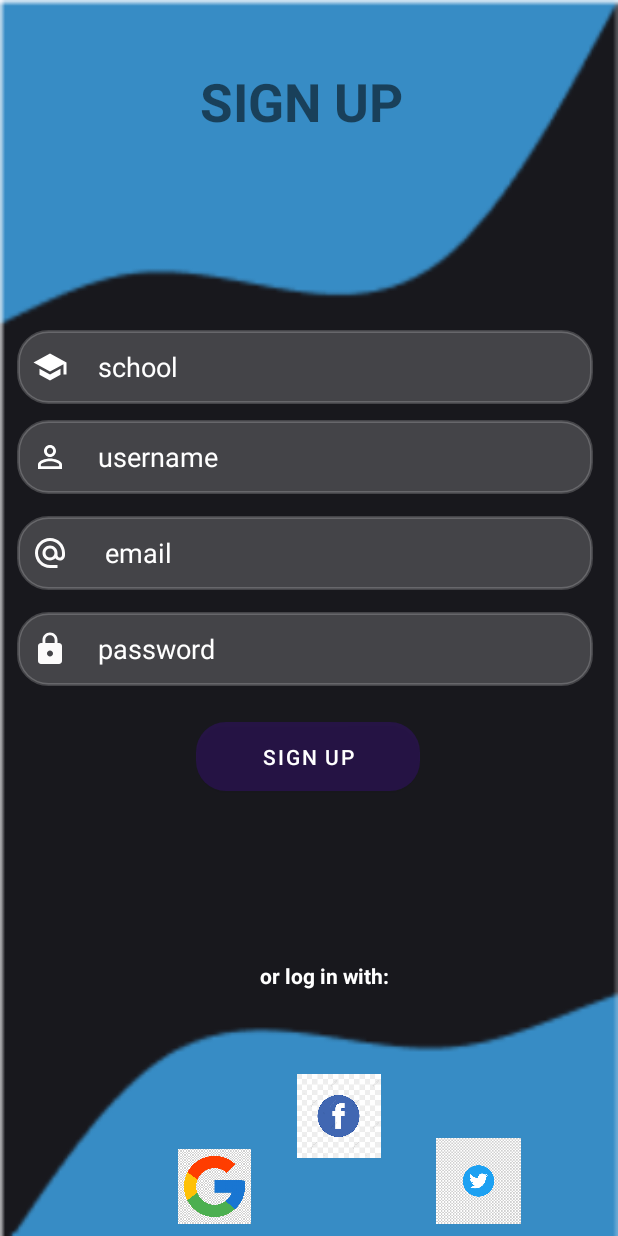
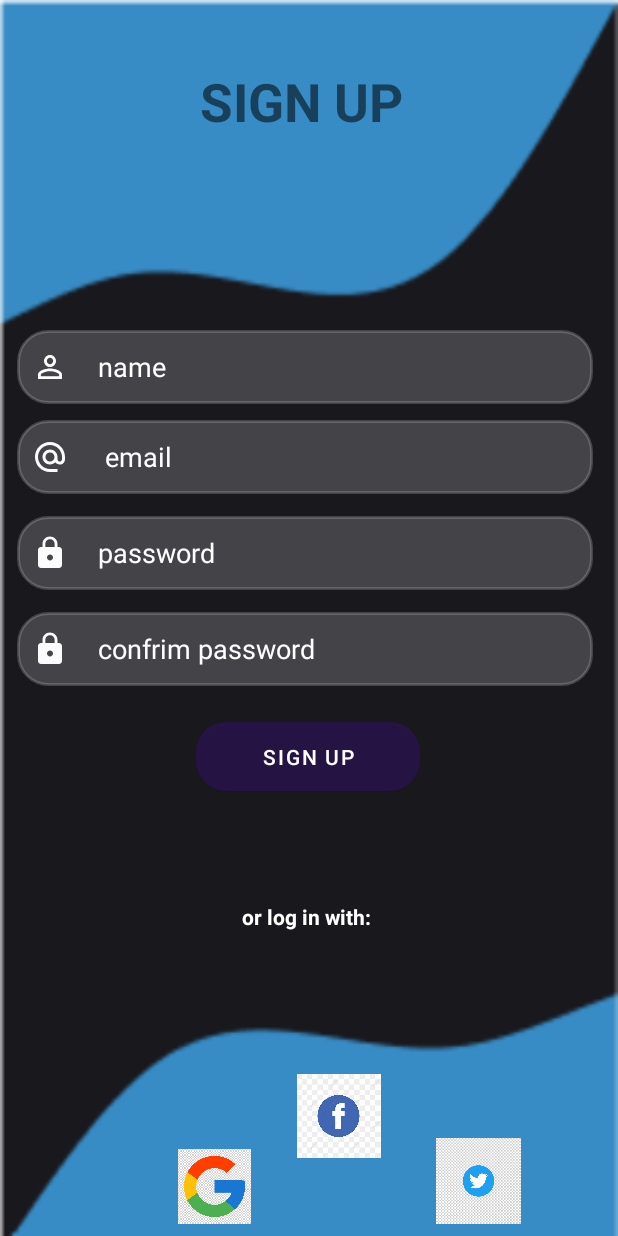
Before and after one commit to KavKazi/EL_PARTANI_SCREENS, an Android app: the screen it shows after launch (Signup_screen), after a tap on "SIGN UP", on a phone screen of 412 x 824 dp. Run offline under Robolectric (Android 15) with nearby library versions, the phone set to English and light mode, and no system bars; our stand-ins replace Firebase (no records; nobody signed in at launch, a user with empty details on screens opened directly); 1 other tap on this screen came first.

Commit message:
תיקונים  חדשים מסך חדש של להוסיף מורה (צריך לחבר אותו) סיימתי את ההתחברות וההרשמה מהאפליקציה ושזה עובר לפייר בייס גם בלוג אין וגם signup

```diff
--- a/app/src/main/java/com/example/el_partani_screens/Signup_screen.java
+++ b/app/src/main/java/com/example/el_partani_screens/Signup_screen.java
@@ -1,31 +1,95 @@
 package com.example.el_partani_screens;
 
+import androidx.annotation.NonNull;
 import androidx.appcompat.app.AppCompatActivity;
 
+import android.app.ProgressDialog;
 import android.content.Intent;
 import android.os.Bundle;
 import android.view.View;
+import android.view.WindowManager;
 import android.widget.AdapterView;
 import android.widget.Button;
+import android.widget.EditText;
+import android.widget.Toast;
 
-public class Signup_screen extends AppCompatActivity implements View.OnClickListener {
+import com.google.android.gms.tasks.OnCompleteListener;
+import com.google.android.gms.tasks.Task;
+import com.google.firebase.auth.AuthResult;
+import com.google.firebase.auth.FirebaseAuth;
+import com.google.firebase.auth.FirebaseAuthInvalidCredentialsException;
+import com.google.firebase.auth.FirebaseUser;
+
+public class Signup_screen extends AppCompatActivity{
     Button sign_up_btn;
+    EditText inputName,inputEmail,inputPassword,inputConfirmPassword;
+    String emailPattern = "[a-zA-Z0-9._-]+@[a-z]+\\.+[a-z]+";
+    ProgressDialog progressDialog;
+
+    FirebaseAuth mAuth;
+    FirebaseUser mUser;
 
     @Override
     protected void onCreate(Bundle savedInstanceState) {
         super.onCreate(savedInstanceState);
         setContentView(R.layout.activity_signup_screen);
+        getWindow().setFlags(WindowManager.LayoutParams.FLAG_FULLSCREEN, WindowManager.LayoutParams.FLAG_FULLSCREEN);
 
+        inputName = findViewById(R.id.inputName);
+        inputEmail = findViewById(R.id.inputEmail);
+        inputPassword = findViewById(R.id.inputPassword);
+        inputConfirmPassword = findViewById(R.id.InputConfirmPassword);
         sign_up_btn = findViewById(R.id.signupbtn);
-        sign_up_btn.setOnClickListener(this);
+        progressDialog = new ProgressDialog(this);
+        mAuth = FirebaseAuth.getInstance();
+        mUser = mAuth.getCurrentUser();
+
+        sign_up_btn.setOnClickListener(new View.OnClickListener() {
+            @Override
+            public void onClick(View v) {
+                PreForAuth();
+            }
+        });
+    }
+
+        private void PreForAuth () {
+            String email = inputEmail.getText().toString();
+            String password = inputPassword.getText().toString();
+            String confirmPassword = inputConfirmPassword.getText().toString();
+
+
+            if (!email.matches(emailPattern)) {
+                inputEmail.setError("ENTER CORECT EMIAL");
+                inputEmail.requestFocus();
+            } else if (password.isEmpty() || password.length() < 6) {
+                inputPassword.setError("ENTER PROPER PASSWORD");
+            } else if (!password.equals(confirmPassword)) {
+                inputConfirmPassword.setError("PASSWORD NOT MATCH BOTH FIELD");
+            } else {
+                progressDialog.setMessage("Please wait while sign up...");
+                progressDialog.setTitle("SIGN UP");
+                progressDialog.setCanceledOnTouchOutside(false);
+                progressDialog.show();
+
+                mAuth.createUserWithEmailAndPassword(email, password).addOnCompleteListener(new OnCompleteListener<AuthResult>() {
+                    @Override
+                    public void onComplete(@NonNull Task<AuthResult> task) {
+                        if (task.isSuccessful()) {
+                            progressDialog.dismiss();
+                            sendUserToNextActivity();
+                            Toast.makeText(Signup_screen.this, "sign up succesful", Toast.LENGTH_SHORT).show();
+                        } else {
+                            progressDialog.dismiss();
+                            Toast.makeText(Signup_screen.this, "" + task.getException(), Toast.LENGTH_SHORT).show();
+                        }
+                    }
+                });
+            }
+        }
+    private void sendUserToNextActivity () {
+        Intent intent = new Intent(Signup_screen.this, Profession_screen.class);
+        intent.setFlags(Intent.FLAG_ACTIVITY_CLEAR_TASK | Intent.FLAG_ACTIVITY_NEW_TASK);
+        startActivity(intent);
+    }
 
 }
-
-    @Override
-    public void onClick(View v) {
-        if ((v == sign_up_btn)) {
-            Intent intent = new Intent(Signup_screen.this, Profession_screen.class);
-            startActivity(intent);
-        }
-    }
-    }
--- a/app/src/main/java/com/example/el_partani_screens/login_screen.java
+++ b/app/src/main/java/com/example/el_partani_screens/login_screen.java
@@ -1,41 +1,101 @@
 package com.example.el_partani_screens;
 
+import androidx.annotation.NonNull;
 import androidx.appcompat.app.AppCompatActivity;
 
+import android.app.ProgressDialog;
 import android.content.Intent;
 import android.os.Bundle;
 import android.os.Handler;
 import android.view.View;
+import android.view.WindowManager;
 import android.widget.Button;
+import android.widget.EditText;
+import android.widget.Toast;
 
-public class login_screen extends AppCompatActivity implements View.OnClickListener {
+import com.google.android.gms.tasks.OnCompleteListener;
+import com.google.android.gms.tasks.Task;
+import com.google.firebase.auth.AuthResult;
+import com.google.firebase.auth.FirebaseAuth;
+import com.google.firebase.auth.FirebaseUser;
+
+public class login_screen extends AppCompatActivity {
     Button login_btn, toSignUp_btn;
+    EditText inputName,inputEmail,inputPassword;
+    String emailPattern = "[a-zA-Z0-9._-]+@[a-z]+\\.+[a-z]+";
+    ProgressDialog progressDialog;
 
+    FirebaseAuth mAuth;
+    FirebaseUser mUser;
 
     @Override
     protected void onCreate(Bundle savedInstanceState) {
         super.onCreate(savedInstanceState);
         setContentView(R.layout.activity_login_screen);
+        getWindow().setFlags(WindowManager.LayoutParams.FLAG_FULLSCREEN, WindowManager.LayoutParams.FLAG_FULLSCREEN);
 
-        login_btn = findViewById(R.id.loginbtn);
-         toSignUp_btn = findViewById(R.id.toSignUp_btn);
-        login_btn.setOnClickListener(this);
-        toSignUp_btn.setOnClickListener(this);
+        inputName = findViewById(R.id.inputNameLIS);
+        inputEmail = findViewById(R.id.inputEmailLIS);
+        inputPassword = findViewById(R.id.inputPasswordLIS);
+        login_btn = findViewById(R.id.loginbtnLIS);
+        toSignUp_btn = findViewById(R.id.toSignUp_btnLIS);
+        progressDialog = new ProgressDialog(this);
+        mAuth = FirebaseAuth.getInstance();
+        mUser = mAuth.getCurrentUser();
+        toSignUp_btn.setOnClickListener(new View.OnClickListener() {
+            @Override
+            public void onClick(View v) {
+                if ((v == toSignUp_btn)) {
+                    Intent intent = new Intent(login_screen.this, Signup_screen.class);
+                    startActivity(intent);
+                }
+            }
+        });
+
+        login_btn.setOnClickListener(new View.OnClickListener() {
+            @Override
+            public void onClick(View v) {
+                perForLogin();
+            }
+        });
     }
 
-    @Override
-    public void onClick(View v) {
-        if ((v == login_btn)) {
-            Intent intent = new Intent(login_screen.this, Profession_screen.class);
-            startActivity(intent);
-        }
-        if ((v == toSignUp_btn)) {
-            Intent intent = new Intent(login_screen.this, Signup_screen.class);
-            startActivity(intent);
-        }
+    private void perForLogin() {
+        String email = inputEmail.getText().toString();
+        String password = inputPassword.getText().toString();
 
 
+        if (!email.matches(emailPattern)) {
+            inputEmail.setError("ENTER CORECT EMIAL");
+            inputEmail.requestFocus();
+        } else if (password.isEmpty() || password.length() < 6) {
+            inputPassword.setError("ENTER PROPER PASSWORD");
 
-        //---------------------------fit
+        } else {
+            progressDialog.setMessage("Please wait while Login...");
+            progressDialog.setTitle("LOGIN");
+            progressDialog.setCanceledOnTouchOutside(false);
+            progressDialog.show();
+
+            mAuth.signInWithEmailAndPassword(email,password).addOnCompleteListener(new OnCompleteListener<AuthResult>() {
+                @Override
+                public void onComplete(@NonNull Task<AuthResult> task) {
+                    if (task.isSuccessful()){
+                        progressDialog.dismiss();
+                        sendUserToNextActivity();
+                        Toast.makeText(login_screen.this, "Login succesful", Toast.LENGTH_SHORT).show();
+                    } else{
+                        progressDialog.dismiss();
+                        Toast.makeText(login_screen.this, "" + task.getException(), Toast.LENGTH_SHORT).show();
+
+                    }
+                }
+            });
+        }
+    }
+    private void sendUserToNextActivity () {
+        Intent intent = new Intent(login_screen.this, Profession_screen.class);
+        intent.setFlags(Intent.FLAG_ACTIVITY_CLEAR_TASK | Intent.FLAG_ACTIVITY_NEW_TASK);
+        startActivity(intent);
     }
 }
--- a/app/src/main/res/layout/activity_profession_screen.xml
+++ b/app/src/main/res/layout/activity_profession_screen.xml
@@ -5,7 +5,7 @@
     android:layout_width="match_parent"
     android:layout_height="match_parent"
     android:background="@color/backgroundcolor">
-    >
+
     <ImageView
         android:id="@+id/imageView5"
         android:layout_width="356dp"
--- a/app/src/main/res/layout/activity_signup_screen.xml
+++ b/app/src/main/res/layout/activity_signup_screen.xml
@@ -9,23 +9,21 @@
 
 
     <EditText
-        android:id="@+id/school"
+        android:id="@+id/inputName"
         android:layout_width="384dp"
         android:layout_height="49dp"
         android:layout_marginTop="132dp"
         android:background="@drawable/edit_text_bg"
-        android:drawableLeft="@drawable/ic_baseline_school_24"
+        android:drawableLeft="@drawable/ic_baseline_perm_identity_24"
         android:drawablePadding="20dp"
-        android:hint="school "
+        android:hint="name "
         android:padding="10dp"
         android:textColor="@color/white"
-
         android:textColorHint="@color/white"
         app:layout_constraintEnd_toEndOf="parent"
         app:layout_constraintHorizontal_bias="0.407"
         app:layout_constraintStart_toStartOf="parent"
         app:layout_constraintTop_toBottomOf="@+id/signin" />
-
     <TextView
         android:id="@+id/signin"
         android:layout_width="202dp"
@@ -42,27 +40,10 @@
         app:layout_constraintVertical_bias="0.056" />
 
     <EditText
-        android:id="@+id/userName"
+        android:id="@+id/inputEmail"
         android:layout_width="384dp"
         android:layout_height="49dp"
         android:layout_marginTop="192dp"
-        android:background="@drawable/edit_text_bg"
-        android:drawableLeft="@drawable/ic_baseline_perm_identity_24"
-        android:drawablePadding="20dp"
-        android:hint="username "
-        android:padding="10dp"
-        android:textColor="@color/white"
-        android:textColorHint="@color/white"
-        app:layout_constraintEnd_toEndOf="parent"
-        app:layout_constraintHorizontal_bias="0.407"
-        app:layout_constraintStart_toStartOf="parent"
-        app:layout_constraintTop_toBottomOf="@+id/signin" />
-
-    <EditText
-        android:id="@+id/password"
-        android:layout_width="384dp"
-        android:layout_height="49dp"
-        android:layout_marginTop="256dp"
         android:background="@drawable/edit_text_bg"
         android:drawableLeft="@drawable/ic_baseline_alternate_email_24"
         android:drawablePadding="20dp"
@@ -76,14 +57,31 @@
         app:layout_constraintTop_toBottomOf="@+id/signin" />
 
     <EditText
-        android:id="@+id/fohone"
+        android:id="@+id/inputPassword"
+        android:layout_width="384dp"
+        android:layout_height="49dp"
+        android:layout_marginTop="256dp"
+        android:background="@drawable/edit_text_bg"
+        android:drawableLeft="@drawable/ic_baseline_lock_24"
+        android:drawablePadding="20dp"
+        android:hint="password "
+        android:padding="10dp"
+        android:textColor="@color/white"
+        android:textColorHint="@color/white"
+        app:layout_constraintEnd_toEndOf="parent"
+        app:layout_constraintHorizontal_bias="0.407"
+        app:layout_constraintStart_toStartOf="parent"
+        app:layout_constraintTop_toBottomOf="@+id/signin" />
+
+    <EditText
+        android:id="@+id/InputConfirmPassword"
         android:layout_width="384dp"
         android:layout_height="49dp"
         android:layout_marginTop="320dp"
         android:background="@drawable/edit_text_bg"
         android:drawableLeft="@drawable/ic_baseline_lock_24"
         android:drawablePadding="20dp"
-        android:hint="password "
+        android:hint="confrim password "
         android:padding="10dp"
         android:textColor="@color/white"
         android:textColorHint="@color/white"
@@ -103,7 +101,7 @@
         app:layout_constraintEnd_toEndOf="parent"
         app:layout_constraintHorizontal_bias="0.498"
         app:layout_constraintStart_toStartOf="parent"
-        app:layout_constraintTop_toBottomOf="@+id/fohone" />
+        app:layout_constraintTop_toBottomOf="@+id/InputConfirmPassword" />
 
     <TextView
         android:id="@+id/textView3"
@@ -116,10 +114,9 @@
         android:textStyle="bold"
         app:layout_constraintBottom_toTopOf="@+id/imageView3"
         app:layout_constraintEnd_toEndOf="parent"
-        app:layout_constraintHorizontal_bias="0.551"
         app:layout_constraintStart_toStartOf="parent"
         app:layout_constraintTop_toBottomOf="@+id/signupbtn"
-        app:layout_constraintVertical_bias="0.688" />
+        app:layout_constraintVertical_bias="0.431" />
 
     <ImageView
         android:id="@+id/imageView2"
--- a/app/src/main/res/layout/teacher_schedule_row.xml
+++ b/app/src/main/res/layout/teacher_schedule_row.xml
@@ -8,7 +8,10 @@
     android:background="@color/backgroundcolor">
 
 
+<!--
+    ctrl+shift+/
     // עוד אופציה לשם של ID
+-->
 
     <View
         android:layout_width="333dp"
```
Also changed, not shown: app/src/main/res/layout/activity_login_screen.xml (+12 -12 lines).
